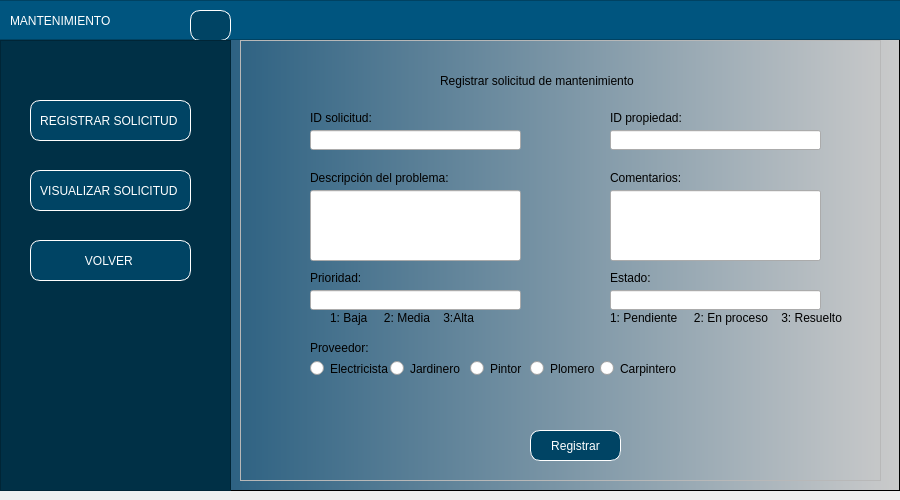
This is InterfazGrafica/ventanaRegistrarManteInquilino.ui in nicoArley/gestionPropiedades as Qt 5 draws it before an edit. The edited form follows.
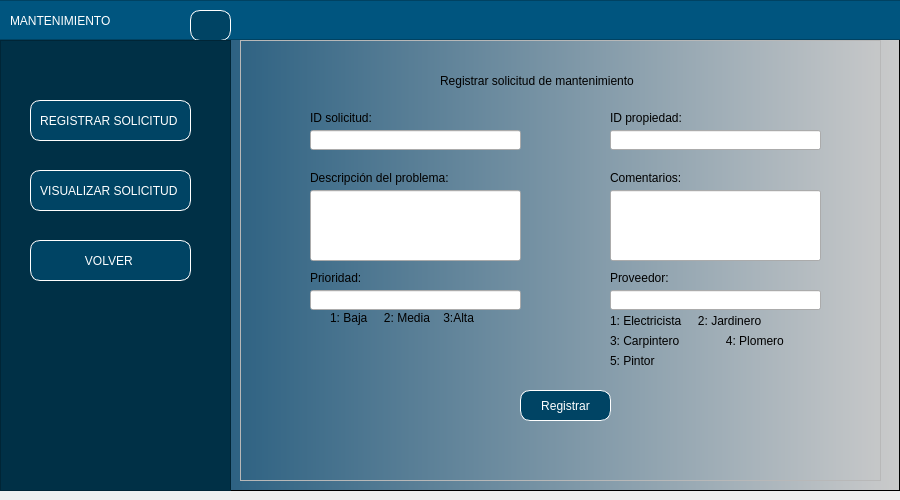
This is the edited form. Icons and pictures are not drawn.

Commit message: cambios en los .ui

Diff of the .ui file:
```diff
--- a/InterfazGrafica/ventanaRegistrarManteInquilino.ui
+++ b/InterfazGrafica/ventanaRegistrarManteInquilino.ui
@@ -327,22 +327,6 @@
            <string>Comentarios:</string>
           </property>
          </widget>
-         <widget class="QLabel" name="label_8">
-          <property name="geometry">
-           <rect>
-            <x>370</x>
-            <y>230</y>
-            <width>121</width>
-            <height>16</height>
-           </rect>
-          </property>
-          <property name="styleSheet">
-           <string notr="true">font: 9pt &quot;Arial&quot;;</string>
-          </property>
-          <property name="text">
-           <string>Estado:</string>
-          </property>
-         </widget>
          <widget class="QLineEdit" name="txtIDSolicitudMante">
           <property name="geometry">
            <rect>
@@ -386,8 +370,8 @@
          <widget class="QPushButton" name="btnRegistrar">
           <property name="geometry">
            <rect>
-            <x>290</x>
-            <y>390</y>
+            <x>280</x>
+            <y>350</y>
             <width>91</width>
             <height>31</height>
            </rect>
@@ -429,8 +413,8 @@
          <widget class="QLabel" name="label_12">
           <property name="geometry">
            <rect>
-            <x>70</x>
-            <y>300</y>
+            <x>370</x>
+            <y>230</y>
             <width>191</width>
             <height>16</height>
            </rect>
@@ -442,71 +426,6 @@
            <string>Proveedor:</string>
           </property>
          </widget>
-         <widget class="QRadioButton" name="rbPlomero">
-          <property name="geometry">
-           <rect>
-            <x>290</x>
-            <y>320</y>
-            <width>82</width>
-            <height>17</height>
-           </rect>
-          </property>
-          <property name="text">
-           <string>Plomero</string>
-          </property>
-         </widget>
-         <widget class="QRadioButton" name="rbElectricista">
-          <property name="geometry">
-           <rect>
-            <x>70</x>
-            <y>320</y>
-            <width>82</width>
-            <height>17</height>
-           </rect>
-          </property>
-          <property name="text">
-           <string>Electricista</string>
-          </property>
-         </widget>
-         <widget class="QRadioButton" name="rbCarpitero">
-          <property name="geometry">
-           <rect>
-            <x>360</x>
-            <y>320</y>
-            <width>82</width>
-            <height>17</height>
-           </rect>
-          </property>
-          <property name="text">
-           <string>Carpintero</string>
-          </property>
-         </widget>
-         <widget class="QRadioButton" name="rbPintor">
-          <property name="geometry">
-           <rect>
-            <x>230</x>
-            <y>320</y>
-            <width>82</width>
-            <height>17</height>
-           </rect>
-          </property>
-          <property name="text">
-           <string>Pintor</string>
-          </property>
-         </widget>
-         <widget class="QRadioButton" name="rbJardinero">
-          <property name="geometry">
-           <rect>
-            <x>150</x>
-            <y>320</y>
-            <width>82</width>
-            <height>17</height>
-           </rect>
-          </property>
-          <property name="text">
-           <string>Jardinero</string>
-          </property>
-         </widget>
          <widget class="QLineEdit" name="txtPrioridad">
           <property name="geometry">
            <rect>
@@ -548,15 +467,47 @@
            <rect>
             <x>370</x>
             <y>270</y>
-            <width>251</width>
-            <height>16</height>
+            <width>191</width>
+            <height>21</height>
            </rect>
           </property>
           <property name="styleSheet">
            <string notr="true">font: 9pt &quot;Arial&quot;;</string>
           </property>
           <property name="text">
-           <string>1: Pendiente     2: En proceso    3: Resuelto</string>
+           <string>1: Electricista     2: Jardinero   </string>
+          </property>
+         </widget>
+         <widget class="QLabel" name="label_19">
+          <property name="geometry">
+           <rect>
+            <x>370</x>
+            <y>290</y>
+            <width>191</width>
+            <height>21</height>
+           </rect>
+          </property>
+          <property name="styleSheet">
+           <string notr="true">font: 9pt &quot;Arial&quot;;</string>
+          </property>
+          <property name="text">
+           <string>3: Carpintero              4: Plomero   </string>
+          </property>
+         </widget>
+         <widget class="QLabel" name="label_20">
+          <property name="geometry">
+           <rect>
+            <x>370</x>
+            <y>310</y>
+            <width>191</width>
+            <height>21</height>
+           </rect>
+          </property>
+          <property name="styleSheet">
+           <string notr="true">font: 9pt &quot;Arial&quot;;</string>
+          </property>
+          <property name="text">
+           <string>5: Pintor             </string>
           </property>
          </widget>
         </widget>
```
Left out of the diff: 4 changed lines with no effect on the pictures. The commit also changes 2 other files.
